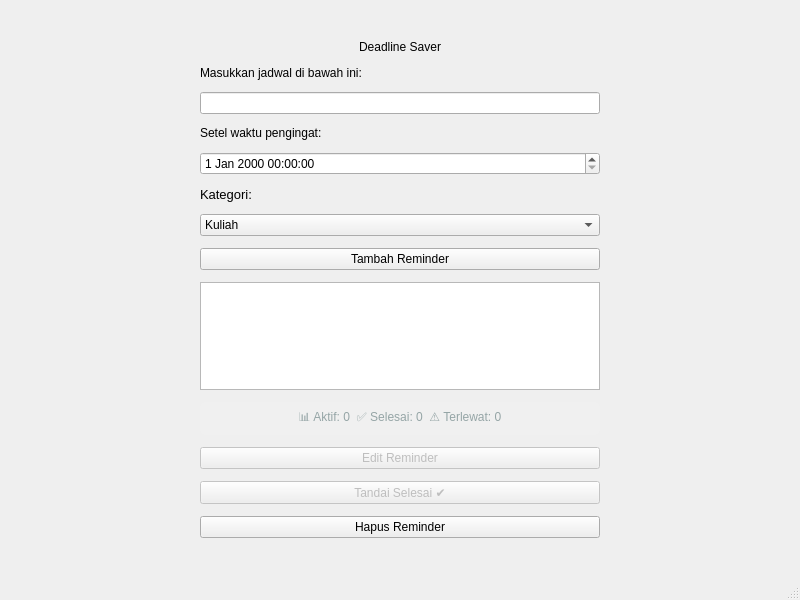
The window that mainwindow.ui (JhonPiterSitumorang-251401052/DeadlineSaver) describes before a commit, drawn with Qt 5.
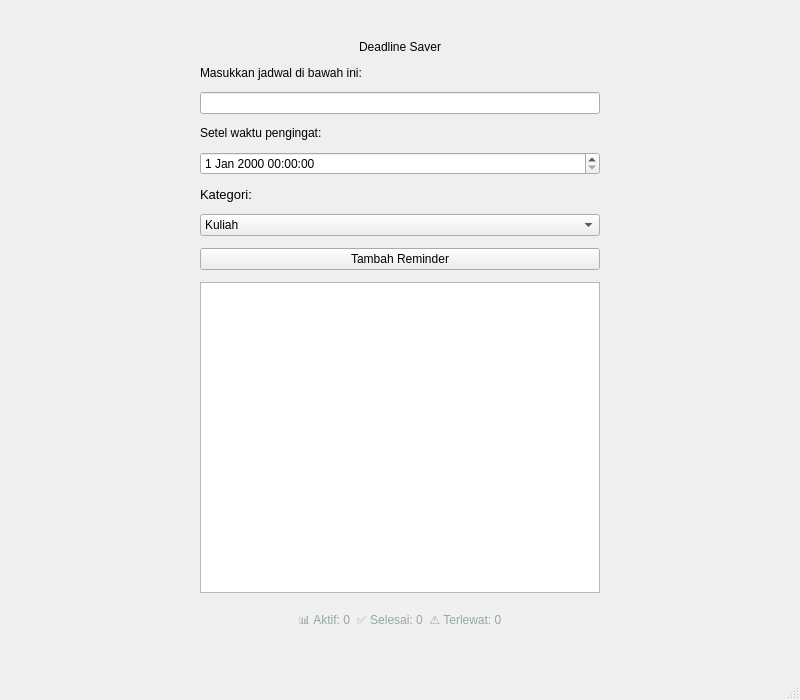
The same window after the commit.

Commit message: tombol edit, selesai, hapus jadi icon

Patch:
```diff
--- a/mainwindow.ui
+++ b/mainwindow.ui
@@ -7,7 +7,7 @@
     <x>0</x>
     <y>0</y>
     <width>800</width>
-    <height>600</height>
+    <height>700</height>
    </rect>
   </property>
   <property name="windowTitle">
@@ -121,13 +121,7 @@
      </widget>
     </item>
     <item>
-     <widget class="QListWidget" name="listReminder">
-      <item>
-       <property name="text">
-        <string/>
-       </property>
-      </item>
-     </widget>
+     <widget class="QListWidget" name="listReminder"/>
     </item>
     <item>
      <widget class="QLabel" name="labelStatistik">
@@ -142,33 +136,6 @@
       </property>
      </widget>
     </item>
-    <item>
-     <widget class="QPushButton" name="btnEdit">
-      <property name="enabled">
-       <bool>false</bool>
-      </property>
-      <property name="text">
-       <string>Edit Reminder</string>
-      </property>
-     </widget>
-    </item>
-    <item>
-     <widget class="QPushButton" name="btnSelesai">
-      <property name="enabled">
-       <bool>false</bool>
-      </property>
-      <property name="text">
-       <string>Tandai Selesai ✔</string>
-      </property>
-     </widget>
-    </item>
-    <item>
-     <widget class="QPushButton" name="btnHapus">
-      <property name="text">
-       <string>Hapus Reminder</string>
-      </property>
-     </widget>
-    </item>
    </layout>
   </widget>
   <widget class="QMenuBar" name="menubar">
```
Left out of the diff: 42 changed lines with no effect on the pictures. The commit also changes 2 other files.
